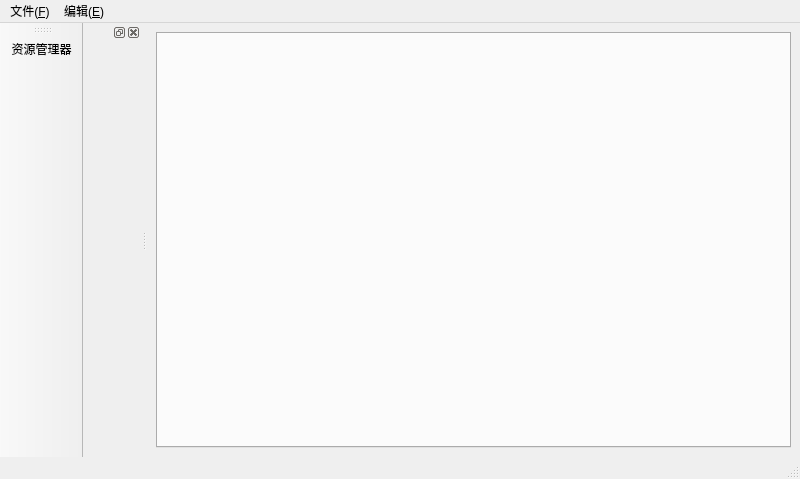
The window that mainwindow.ui (Lunaticsky-tql/QLion) describes before a commit, drawn with Qt 5.
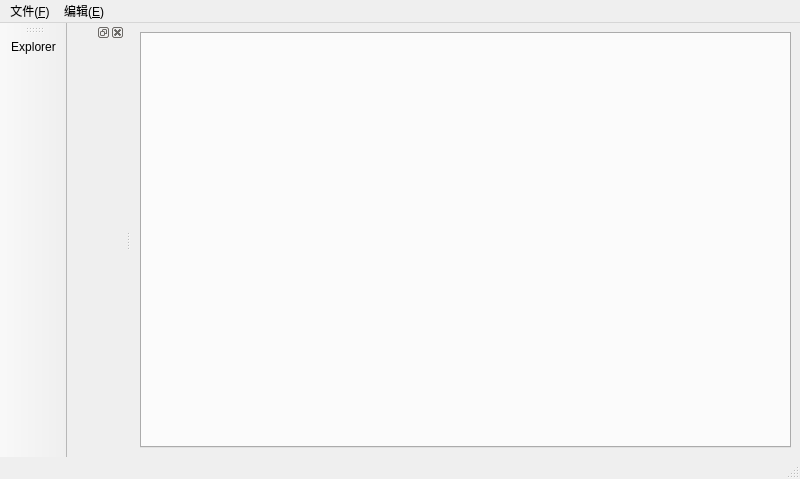
The same window after the commit. Icons and pictures are not drawn. Custom widgets are drawn as their Qt base class.

```diff
--- a/mainwindow.ui
+++ b/mainwindow.ui
@@ -240,7 +240,7 @@
      <normalon>resources/icons/folder.png</normalon>:/resources/icons/folder.png</iconset>
    </property>
    <property name="text">
-    <string>资源管理器</string>
+    <string>Explorer</string>
    </property>
    <property name="shortcut">
     <string>Ctrl+Shift+E</string>
```
Left out of the diff: 36 changed lines with no effect on the pictures.
